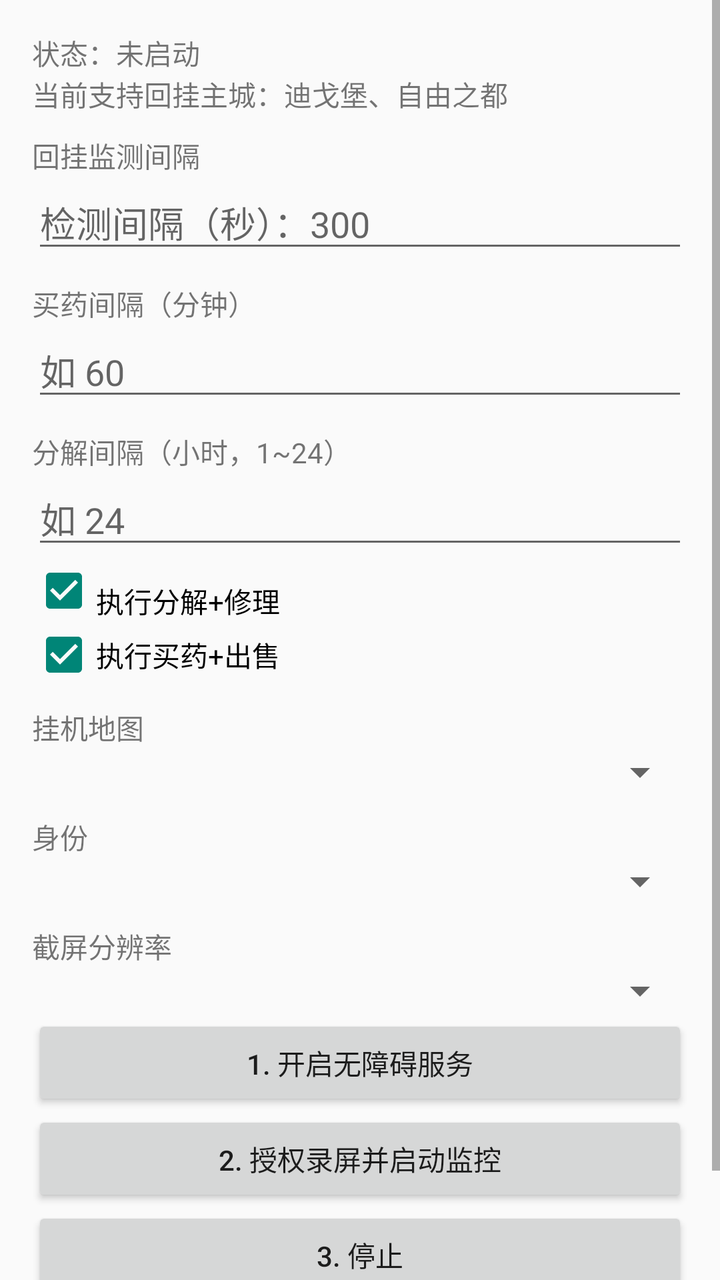
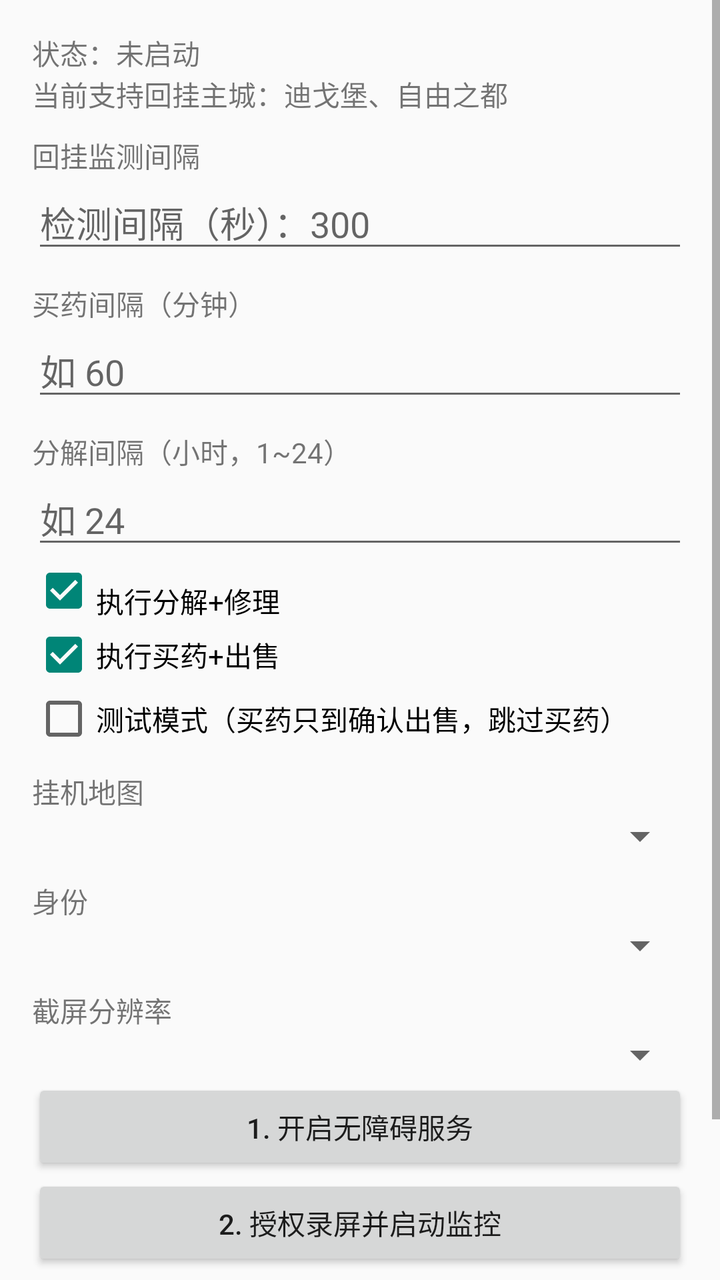

Compare the two renders of this Android layout. The source of the first and the diff that turns it into the second are given below.
<!-- AndroidManifest.xml: application theme Theme.AppCompat.DayNight -->
<!-- res/layout/activity_main.xml -->
<?xml version="1.0" encoding="utf-8"?>
<ScrollView xmlns:android="http://schemas.android.com/apk/res/android"
    android:layout_width="match_parent"
    android:layout_height="match_parent">
<LinearLayout
    android:orientation="vertical"
    android:focusable="true"
    android:focusableInTouchMode="true"
    android:padding="16dp"
    android:layout_width="match_parent"
    android:layout_height="wrap_content">
    <TextView
        android:id="@+id/tvStatus"
        android:layout_width="match_parent"
        android:layout_height="wrap_content"
        android:text="状态：未启动" />
    <TextView
        android:layout_width="match_parent"
        android:layout_height="wrap_content"
        android:textSize="14sp"
        android:text="当前支持回挂主城：迪戈堡、自由之都" />
    <TextView
        android:layout_width="match_parent"
        android:layout_height="wrap_content"
        android:paddingTop="10dp"
        android:textSize="14sp"
        android:text="回挂监测间隔" />
    <EditText
        android:id="@+id/etInterval"
        android:layout_width="match_parent"
        android:layout_height="wrap_content"
        android:hint="检测间隔（秒）：300" />
    <TextView
        android:layout_width="match_parent"
        android:layout_height="wrap_content"
        android:paddingTop="10dp"
        android:textSize="14sp"
        android:text="买药间隔（分钟）" />
    <EditText
        android:id="@+id/etIntervalBuy"
        android:layout_width="match_parent"
        android:layout_height="wrap_content"
        android:inputType="number"
        android:hint="如 60" />
    <TextView
        android:layout_width="match_parent"
        android:layout_height="wrap_content"
        android:paddingTop="10dp"
        android:textSize="14sp"
        android:text="分解间隔（小时，1~24）" />
    <EditText
        android:id="@+id/etIntervalDecomp"
        android:layout_width="match_parent"
        android:layout_height="wrap_content"
        android:inputType="number"
        android:hint="如 24" />
    <CheckBox
        android:id="@+id/cbDecompose"
        android:layout_width="match_parent"
        android:layout_height="wrap_content"
        android:paddingTop="10dp"
        android:textSize="14sp"
        android:checked="true"
        android:text="执行分解+修理" />
    <CheckBox
        android:id="@+id/cbBuy"
        android:layout_width="match_parent"
        android:layout_height="wrap_content"
        android:textSize="14sp"
        android:checked="true"
        android:text="执行买药+出售" />
    <TextView
        android:layout_width="match_parent"
        android:layout_height="wrap_content"
        android:paddingTop="10dp"
        android:textSize="14sp"
        android:text="挂机地图" />
    <Spinner
        android:id="@+id/spAfkMap"
        android:layout_width="match_parent"
        android:layout_height="wrap_content" />
    <TextView
        android:layout_width="match_parent"
        android:layout_height="wrap_content"
        android:paddingTop="10dp"
        android:textSize="14sp"
        android:text="身份" />
    <Spinner
        android:id="@+id/spRole"
        android:layout_width="match_parent"
        android:layout_height="wrap_content" />
    <TextView
        android:layout_width="match_parent"
        android:layout_height="wrap_content"
        android:paddingTop="10dp"
        android:textSize="14sp"
        android:text="截屏分辨率" />
    <Spinner
        android:id="@+id/spCapture"
        android:layout_width="match_parent"
        android:layout_height="wrap_content" />
    <Button android:id="@+id/btnAccessibility"
        android:layout_width="match_parent"
        android:layout_height="wrap_content"
        android:text="1. 开启无障碍服务" />
    <Button android:id="@+id/btnProjection"
        android:layout_width="match_parent"
        android:layout_height="wrap_content"
        android:text="2. 授权录屏并启动监控" />
    <Button android:id="@+id/btnStop"
        android:layout_width="match_parent"
        android:layout_height="wrap_content"
        android:text="3. 停止" />
    <TextView
        android:id="@+id/tvVersion"
        android:layout_width="match_parent"
        android:layout_height="wrap_content"
        android:paddingTop="16dp"
        android:textSize="12sp"
        android:gravity="center"
        android:textColor="#888888" />
</LinearLayout>
</ScrollView>
<!-- resources referenced by this layout -->
<resources>

</resources>

<!-- the commit's change to res/layout/activity_main.xml (unified diff, before → after) -->
@@ -69,6 +69,13 @@
         android:textSize="14sp"
         android:checked="true"
         android:text="执行买药+出售" />
+    <CheckBox
+        android:id="@+id/cbTestMode"
+        android:layout_width="match_parent"
+        android:layout_height="wrap_content"
+        android:textSize="14sp"
+        android:checked="false"
+        android:text="测试模式（买药只到确认出售，跳过买药）" />
     <TextView
         android:layout_width="match_parent"
         android:layout_height="wrap_content"
